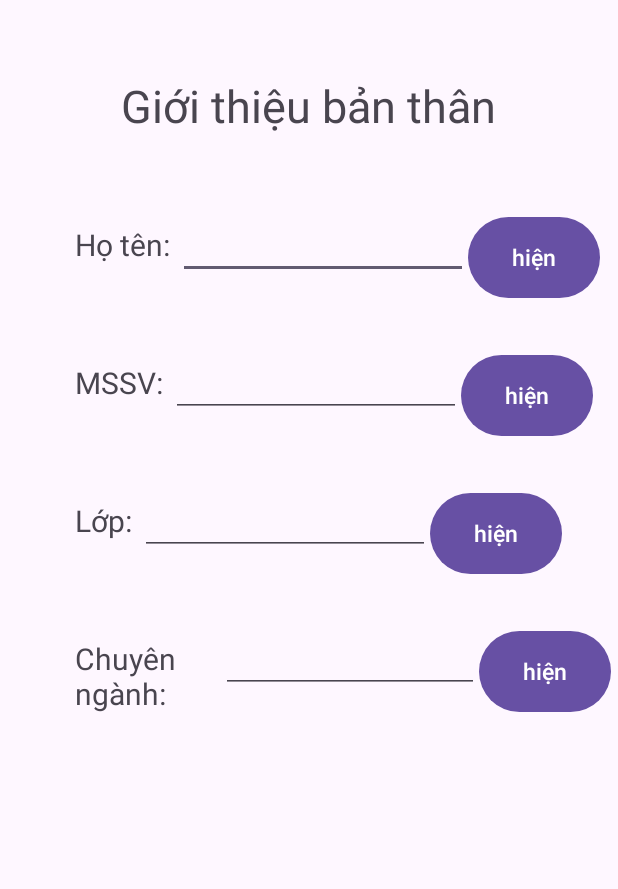
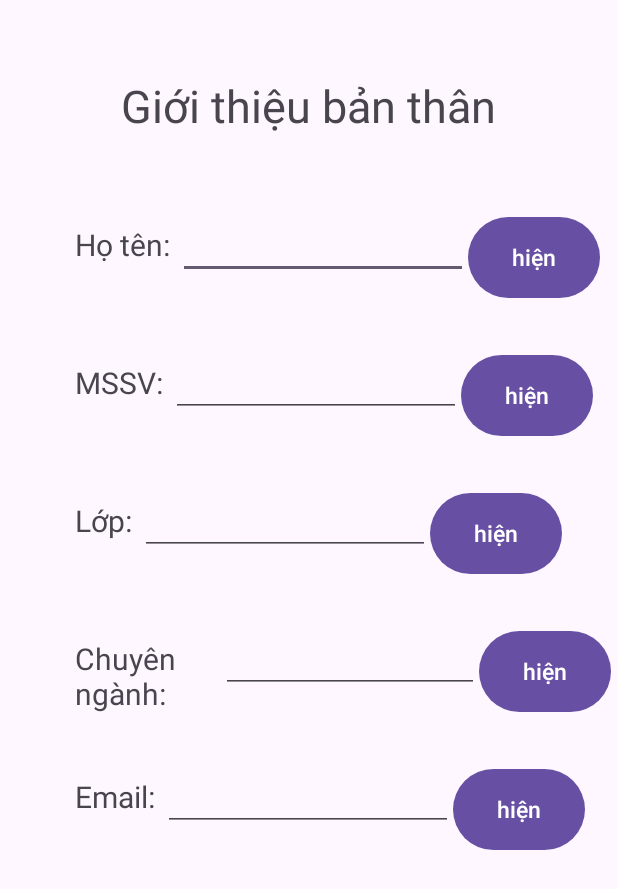
Before and after one commit to NguyenMinhDuc63133738/63133738-AndroidProgramming, an Android app: the screen it shows after launch (MainActivity), on a phone screen of 412 x 824 dp. Shown: the top 889 px of the screen. Run offline under Robolectric (Android 15) with nearby library versions, the phone set to English and light mode, and no system bars.

Commit message:
Update activity_main.xml

```diff
--- a/ThiGK_63133738/Cau3_AppGioiThieu/app/src/main/res/layout/activity_main.xml
+++ b/ThiGK_63133738/Cau3_AppGioiThieu/app/src/main/res/layout/activity_main.xml
@@ -127,6 +127,32 @@
             android:textSize="15dp" />
     </LinearLayout>
 
+    <LinearLayout
+        android:layout_width="wrap_content"
+        android:layout_height="wrap_content"
+        android:orientation="horizontal"
+        android:layout_marginTop="30dp">
 
+        <TextView
+            android:layout_width="wrap_content"
+            android:layout_height="62dp"
+            android:layout_marginLeft="50dp"
+            android:text="Email:"
+            android:textSize="20dp" />
+
+        <EditText
+            android:id="@+id/et_email"
+            android:layout_width="193dp"
+            android:layout_height="wrap_content"
+            android:layout_marginLeft="5dp"
+            android:textSize="15dp" />
+
+        <Button
+            android:id="@+id/btn_email"
+            android:layout_width="wrap_content"
+            android:layout_height="match_parent"
+            android:text="hiện"
+            android:textSize="15dp" />
+    </LinearLayout>
 
 </LinearLayout>
```
